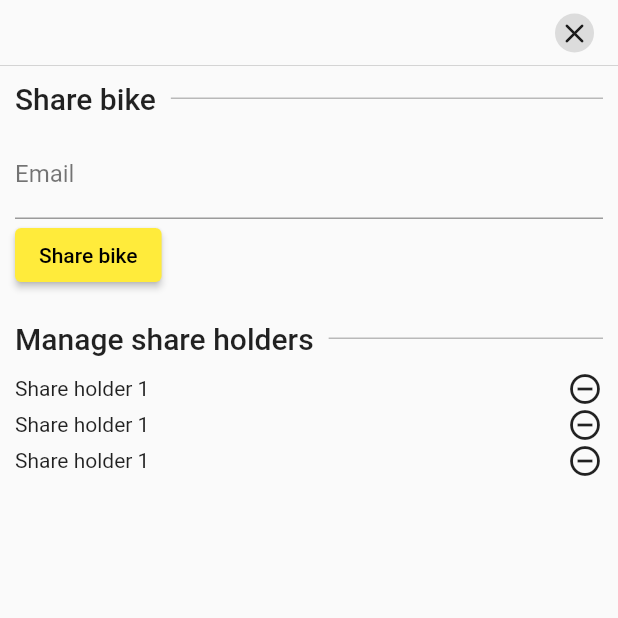
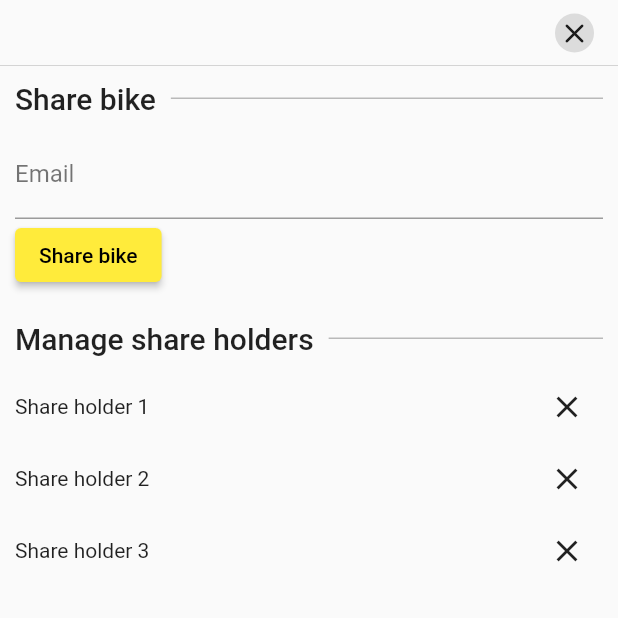
Before and after one commit to mjarkk/vanmoof-web-controller, a Flutter app: the ShareSettings screen opened directly with empty values, on a phone screen of 412 x 824 dp, the top half of it. Run offline on Flutter 3.47's test engine with Material 2 defaults, Android fonts, the phone set to English and light mode, and no system bars; drawn by our look-alikes of modal_bottom_sheet; our stand-ins replace dio, email_validator, flutter_blue_plus, flutter_secure_storage, hex, hive and 1 more; missing offline and left inert: animated_fractionally_sized_box, pointycastle; accounts and stored records are empty.

Commit message:
Cross icon button's
I will remove the developer logs when everything is working.

```diff
--- a/app/lib/routes/settings.dart
+++ b/app/lib/routes/settings.dart
@@ -1,3 +1,4 @@
+import 'dart:developer';
 import 'package:flutter/cupertino.dart';
 import 'package:flutter/material.dart';
 import 'package:flutter/services.dart';
@@ -107,10 +108,12 @@ class ShareSettings extends StatelessWidget {
                           labelText: 'Email',
                         ),
                         onChanged: (value) {
+                          log(value);
                         },
                       )),
                       ElevatedButton(
                         onPressed: () {
+                          log('Share bike pressed');
                         },
                         child: const Text('Share bike'),
                       ),
@@ -121,30 +124,47 @@ class ShareSettings extends StatelessWidget {
               _Section(
                 title: 'Manage share holders',
                 children: [
+                  // Share holder 1
                   Row(
-                    mainAxisAlignment: MainAxisAlignment.spaceBetween,
-                    children: const [
-                      Text('Share holder 1'),
-                      Icon(
-                        Icons.remove_circle_outline,
+                    children: [
+                      const Expanded(
+                        child: Text('Share holder 1'),
+                      ),
+                      IconButton(
+                        icon: const Icon(Icons.close),
+                        onPressed: () {
+                          log('Removed share holder 1');
+                        },
                       ),
                     ],
                   ),
+
+                  // Share holder 2
                   Row(
-                    mainAxisAlignment: MainAxisAlignment.spaceBetween,
-                    children: const [
-                      Text('Share holder 1'),
-                      Icon(
-                        Icons.remove_circle_outline,
+                    children: [
+                      const Expanded(
+                        child: Text('Share holder 2'),
+                      ),
+                      IconButton(
+                        icon: const Icon(Icons.close),
+                        onPressed: () {
+                          log('Removed share holder 2');
+                        },
                       ),
                     ],
                   ),
+
+                  // Share holder 3
                   Row(
-                    mainAxisAlignment: MainAxisAlignment.spaceBetween,
-                    children: const [
-                      Text('Share holder 1'),
-                      Icon(
-                        Icons.remove_circle_outline,
+                    children: [
+                      const Expanded(
+                        child: Text('Share holder 3'),
+                      ),
+                      IconButton(
+                        icon: const Icon(Icons.close),
+                        onPressed: () {
+                          log('Removed share holder 3');
+                        },
                       ),
                     ],
                   ),
```
